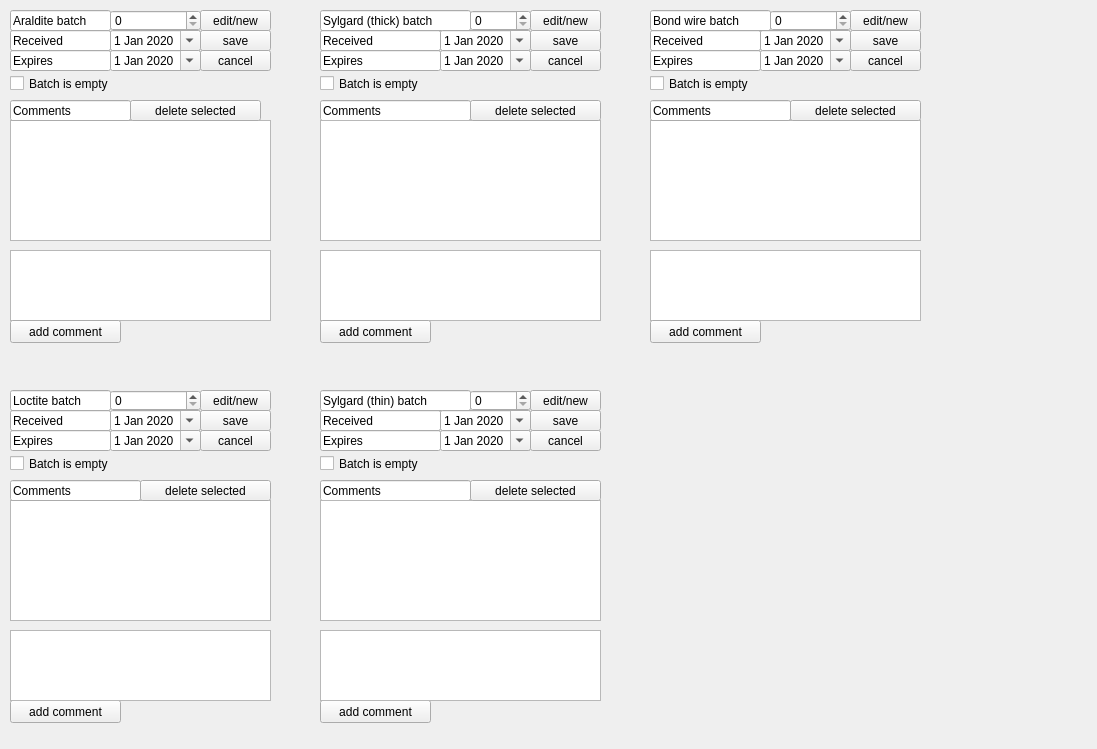
Old version of the form pages_ui/view_supplies.ui in the repository IncandelaLab/SharedUI.
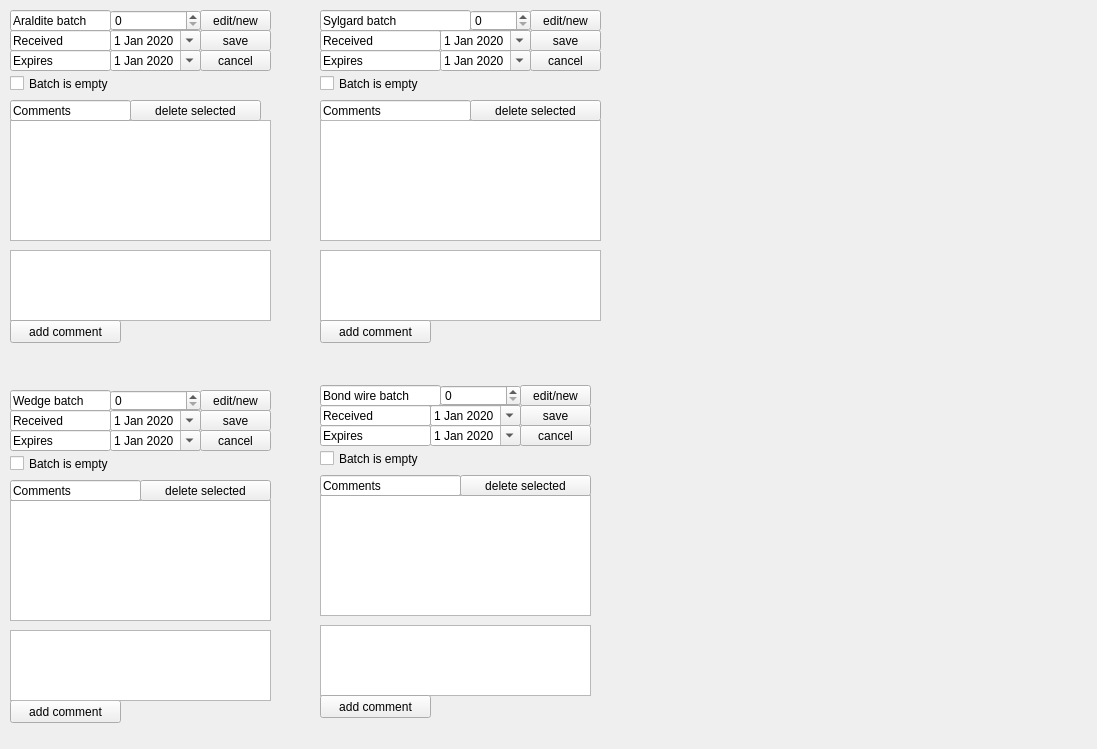
New version of the form.

The edit to the form file:
```diff
--- a/pages_ui/view_supplies.ui
+++ b/pages_ui/view_supplies.ui
@@ -322,7 +322,7 @@
     <string>Loctite = silver epoxy</string>
    </property>
    <property name="text">
-    <string>Loctite batch</string>
+    <string>Wedge batch</string>
    </property>
    <property name="readOnly">
     <bool>true</bool>
@@ -451,243 +451,7 @@
     <number>2147483647</number>
    </property>
   </widget>
-  <widget class="QSpinBox" name="sbSylgardThinID">
-   <property name="geometry">
-    <rect>
-     <x>470</x>
-     <y>390</y>
-     <width>61</width>
-     <height>21</height>
-    </rect>
-   </property>
-   <property name="maximum">
-    <number>2147483647</number>
-   </property>
-  </widget>
-  <widget class="QPushButton" name="pbSylgardThinAddComment">
-   <property name="geometry">
-    <rect>
-     <x>320</x>
-     <y>700</y>
-     <width>111</width>
-     <height>23</height>
-    </rect>
-   </property>
-   <property name="text">
-    <string>add comment</string>
-   </property>
-  </widget>
-  <widget class="QLineEdit" name="lineEdit_9">
-   <property name="geometry">
-    <rect>
-     <x>320</x>
-     <y>430</y>
-     <width>121</width>
-     <height>21</height>
-    </rect>
-   </property>
-   <property name="text">
-    <string>Expires</string>
-   </property>
-   <property name="readOnly">
-    <bool>true</bool>
-   </property>
-  </widget>
-  <widget class="QLineEdit" name="lineEdit_10">
-   <property name="geometry">
-    <rect>
-     <x>320</x>
-     <y>480</y>
-     <width>151</width>
-     <height>21</height>
-    </rect>
-   </property>
-   <property name="text">
-    <string>Comments</string>
-   </property>
-   <property name="readOnly">
-    <bool>true</bool>
-   </property>
-  </widget>
-  <widget class="QLineEdit" name="lineEdit_11">
-   <property name="geometry">
-    <rect>
-     <x>320</x>
-     <y>410</y>
-     <width>121</width>
-     <height>21</height>
-    </rect>
-   </property>
-   <property name="text">
-    <string>Received</string>
-   </property>
-   <property name="readOnly">
-    <bool>true</bool>
-   </property>
-  </widget>
-  <widget class="QPushButton" name="pbSylgardThinSave">
-   <property name="geometry">
-    <rect>
-     <x>530</x>
-     <y>410</y>
-     <width>71</width>
-     <height>21</height>
-    </rect>
-   </property>
-   <property name="text">
-    <string>save</string>
-   </property>
-  </widget>
-  <widget class="QLineEdit" name="lineEdit_12">
-   <property name="geometry">
-    <rect>
-     <x>320</x>
-     <y>390</y>
-     <width>151</width>
-     <height>21</height>
-    </rect>
-   </property>
-   <property name="text">
-    <string>Sylgard (thin) batch</string>
-   </property>
-   <property name="readOnly">
-    <bool>true</bool>
-   </property>
-  </widget>
-  <widget class="QListWidget" name="listSylgardThinComments">
-   <property name="geometry">
-    <rect>
-     <x>320</x>
-     <y>500</y>
-     <width>281</width>
-     <height>121</height>
-    </rect>
-   </property>
-  </widget>
-  <widget class="QPushButton" name="pbSylgardThinDeleteComment">
-   <property name="geometry">
-    <rect>
-     <x>470</x>
-     <y>480</y>
-     <width>131</width>
-     <height>21</height>
-    </rect>
-   </property>
-   <property name="text">
-    <string>delete selected</string>
-   </property>
-  </widget>
-  <widget class="QPlainTextEdit" name="pteSylgardThinWriteComment">
-   <property name="geometry">
-    <rect>
-     <x>320</x>
-     <y>630</y>
-     <width>281</width>
-     <height>71</height>
-    </rect>
-   </property>
-  </widget>
-  <widget class="QPushButton" name="pbSylgardThinCancel">
-   <property name="geometry">
-    <rect>
-     <x>530</x>
-     <y>430</y>
-     <width>71</width>
-     <height>21</height>
-    </rect>
-   </property>
-   <property name="text">
-    <string>cancel</string>
-   </property>
-  </widget>
-  <widget class="QDateEdit" name="dSylgardThinExpires">
-   <property name="geometry">
-    <rect>
-     <x>440</x>
-     <y>430</y>
-     <width>91</width>
-     <height>21</height>
-    </rect>
-   </property>
-   <property name="dateTime">
-    <datetime>
-     <hour>0</hour>
-     <minute>0</minute>
-     <second>0</second>
-     <year>2020</year>
-     <month>1</month>
-     <day>1</day>
-    </datetime>
-   </property>
-   <property name="maximumDate">
-    <date>
-     <year>2030</year>
-     <month>12</month>
-     <day>31</day>
-    </date>
-   </property>
-   <property name="minimumDate">
-    <date>
-     <year>2000</year>
-     <month>1</month>
-     <day>1</day>
-    </date>
-   </property>
-   <property name="calendarPopup">
-    <bool>true</bool>
-   </property>
-  </widget>
-  <widget class="QDateEdit" name="dSylgardThinReceived">
-   <property name="geometry">
-    <rect>
-     <x>440</x>
-     <y>410</y>
-     <width>91</width>
-     <height>21</height>
-    </rect>
-   </property>
-   <property name="dateTime">
-    <datetime>
-     <hour>0</hour>
-     <minute>0</minute>
-     <second>0</second>
-     <year>2020</year>
-     <month>1</month>
-     <day>1</day>
-    </datetime>
-   </property>
-   <property name="maximumDate">
-    <date>
-     <year>2030</year>
-     <month>12</month>
-     <day>31</day>
-    </date>
-   </property>
-   <property name="minimumDate">
-    <date>
-     <year>2000</year>
-     <month>1</month>
-     <day>1</day>
-    </date>
-   </property>
-   <property name="calendarPopup">
-    <bool>true</bool>
-   </property>
-  </widget>
-  <widget class="QPushButton" name="pbSylgardThinEditNew">
-   <property name="geometry">
-    <rect>
-     <x>530</x>
-     <y>390</y>
-     <width>71</width>
-     <height>21</height>
-    </rect>
-   </property>
-   <property name="text">
-    <string>edit/new</string>
-   </property>
-  </widget>
-  <widget class="QPushButton" name="pbSylgardThickEditNew">
+  <widget class="QPushButton" name="pbSylgardEditNew">
    <property name="geometry">
     <rect>
      <x>530</x>
@@ -778,7 +542,7 @@
     </rect>
    </property>
    <property name="text">
-    <string>Sylgard (thick) batch</string>
+    <string>Sylgard batch</string>
    </property>
    <property name="readOnly">
     <bool>true</bool>
@@ -926,8 +690,8 @@
   <widget class="QDateEdit" name="dBondWireReceived">
    <property name="geometry">
     <rect>
-     <x>760</x>
-     <y>30</y>
+     <x>430</x>
+     <y>405</y>
      <width>91</width>
      <height>21</height>
     </rect>
@@ -963,8 +727,8 @@
   <widget class="QLineEdit" name="lineEdit_17">
    <property name="geometry">
     <rect>
-     <x>650</x>
-     <y>50</y>
+     <x>320</x>
+     <y>425</y>
      <width>111</width>
      <height>21</height>
     </rect>
@@ -979,8 +743,8 @@
   <widget class="QListWidget" name="listBondWireComments">
    <property name="geometry">
     <rect>
-     <x>650</x>
-     <y>120</y>
+     <x>320</x>
+     <y>495</y>
      <width>271</width>
      <height>121</height>
     </rect>
@@ -989,8 +753,8 @@
   <widget class="QPushButton" name="pbBondWireEditNew">
    <property name="geometry">
     <rect>
-     <x>850</x>
-     <y>10</y>
+     <x>520</x>
+     <y>385</y>
      <width>71</width>
      <height>21</height>
     </rect>
@@ -1002,8 +766,8 @@
   <widget class="QPushButton" name="pbBondWireDeleteComment">
    <property name="geometry">
     <rect>
-     <x>790</x>
-     <y>100</y>
+     <x>460</x>
+     <y>475</y>
      <width>131</width>
      <height>21</height>
     </rect>
@@ -1015,8 +779,8 @@
   <widget class="QPushButton" name="pbBondWireCancel">
    <property name="geometry">
     <rect>
-     <x>850</x>
-     <y>50</y>
+     <x>520</x>
+     <y>425</y>
      <width>71</width>
      <height>21</height>
     </rect>
@@ -1028,8 +792,8 @@
   <widget class="QLineEdit" name="lineEdit_18">
    <property name="geometry">
     <rect>
-     <x>650</x>
-     <y>100</y>
+     <x>320</x>
+     <y>475</y>
      <width>141</width>
      <height>21</height>
     </rect>
@@ -1044,8 +808,8 @@
   <widget class="QSpinBox" name="sbBondWireID">
    <property name="geometry">
     <rect>
-     <x>770</x>
-     <y>10</y>
+     <x>440</x>
+     <y>385</y>
      <width>81</width>
      <height>21</height>
     </rect>
@@ -1057,8 +821,8 @@
   <widget class="QPlainTextEdit" name="pteBondWireWriteComment">
    <property name="geometry">
     <rect>
-     <x>650</x>
-     <y>250</y>
+     <x>320</x>
+     <y>625</y>
      <width>271</width>
      <height>71</height>
     </rect>
@@ -1067,8 +831,8 @@
   <widget class="QPushButton" name="pbBondWireSave">
    <property name="geometry">
     <rect>
-     <x>850</x>
-     <y>30</y>
+     <x>520</x>
+     <y>405</y>
      <width>71</width>
      <height>21</height>
     </rect>
@@ -1080,8 +844,8 @@
   <widget class="QDateEdit" name="dBondWireExpires">
    <property name="geometry">
     <rect>
-     <x>760</x>
-     <y>50</y>
+     <x>430</x>
+     <y>425</y>
      <width>91</width>
      <height>21</height>
     </rect>
@@ -1117,8 +881,8 @@
   <widget class="QLineEdit" name="lineEdit_19">
    <property name="geometry">
     <rect>
-     <x>650</x>
-     <y>30</y>
+     <x>320</x>
+     <y>405</y>
      <width>111</width>
      <height>21</height>
     </rect>
@@ -1133,8 +897,8 @@
   <widget class="QLineEdit" name="lineEdit_20">
    <property name="geometry">
     <rect>
-     <x>650</x>
-     <y>10</y>
+     <x>320</x>
+     <y>385</y>
      <width>121</width>
      <height>21</height>
     </rect>
@@ -1149,8 +913,8 @@
   <widget class="QPushButton" name="pbBondWireAddComment">
    <property name="geometry">
     <rect>
-     <x>650</x>
-     <y>320</y>
+     <x>320</x>
+     <y>695</y>
      <width>111</width>
      <height>23</height>
     </rect>
@@ -1188,33 +952,20 @@
   <widget class="QCheckBox" name="ckIsBondWireEmpty">
    <property name="geometry">
     <rect>
-     <x>650</x>
-     <y>75</y>
-     <width>161</width>
-     <height>17</height>
-    </rect>
-   </property>
-   <property name="text">
-    <string>Batch is empty</string>
-   </property>
-  </widget>
-  <widget class="QCheckBox" name="ckIsLoctiteEmpty">
-   <property name="geometry">
-    <rect>
-     <x>10</x>
-     <y>455</y>
-     <width>161</width>
-     <height>17</height>
-    </rect>
-   </property>
-   <property name="text">
-    <string>Batch is empty</string>
-   </property>
-  </widget>
-  <widget class="QCheckBox" name="ckIsSylgardThinEmpty">
-   <property name="geometry">
-    <rect>
      <x>320</x>
+     <y>450</y>
+     <width>161</width>
+     <height>17</height>
+    </rect>
+   </property>
+   <property name="text">
+    <string>Batch is empty</string>
+   </property>
+  </widget>
+  <widget class="QCheckBox" name="ckIsWedgeEmpty">
+   <property name="geometry">
+    <rect>
+     <x>10</x>
      <y>455</y>
      <width>161</width>
      <height>17</height>
```
Left out of the diff: 40 changed lines with no effect on the pictures.
